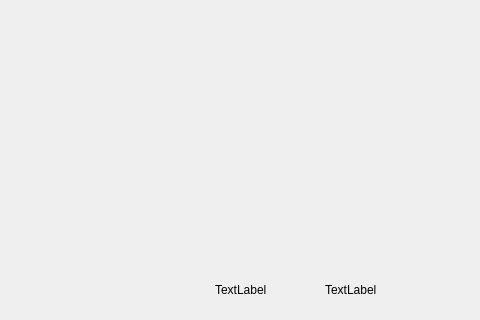
Before: the Qt Designer form frontend/mainwindow.ui in slmksav/Qt6-ATM-app, drawn with Qt 5; both pictures show x 125 to 605 and y 0 to 320 of the 800 by 600 pixel window.
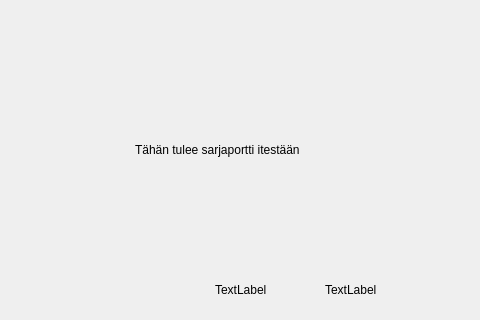
After: the same form once the commit is applied.

The edit to the form file:
```diff
--- a/frontend/mainwindow.ui
+++ b/frontend/mainwindow.ui
@@ -66,6 +66,19 @@
      <string>TextLabel</string>
     </property>
    </widget>
+   <widget class="QLabel" name="serialDataLabel">
+    <property name="geometry">
+     <rect>
+      <x>260</x>
+      <y>140</y>
+      <width>211</width>
+      <height>20</height>
+     </rect>
+    </property>
+    <property name="text">
+     <string>Tähän tulee sarjaportti itestään</string>
+    </property>
+   </widget>
   </widget>
   <widget class="QMenuBar" name="menubar">
    <property name="geometry">
```
